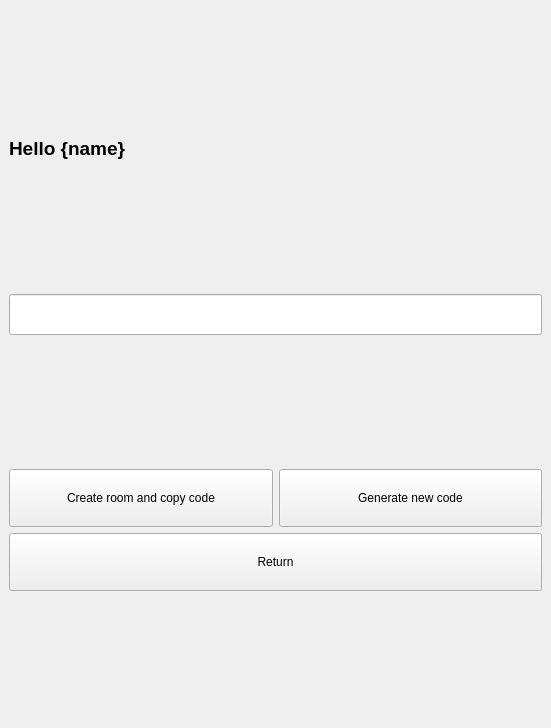
The window that project/pages/create_room_page.ui (Sason00/project) describes before a commit, drawn with Qt 5.
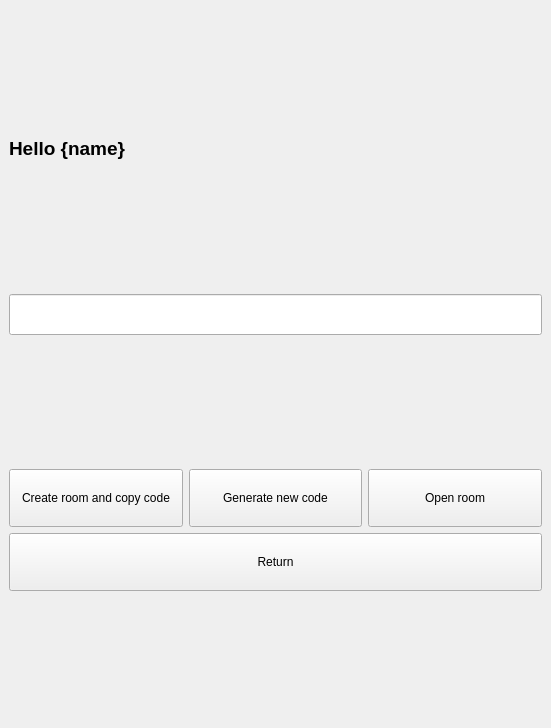
The same window after the commit.

What changed in the file:
```diff
--- a/project/pages/create_room_page.ui
+++ b/project/pages/create_room_page.ui
@@ -69,6 +69,13 @@
         </property>
        </widget>
       </item>
+      <item>
+       <widget class="QPushButton" name="open_room_button">
+        <property name="text">
+         <string>Open room</string>
+        </property>
+       </widget>
+      </item>
      </layout>
     </item>
     <item row="4" column="0">
```
